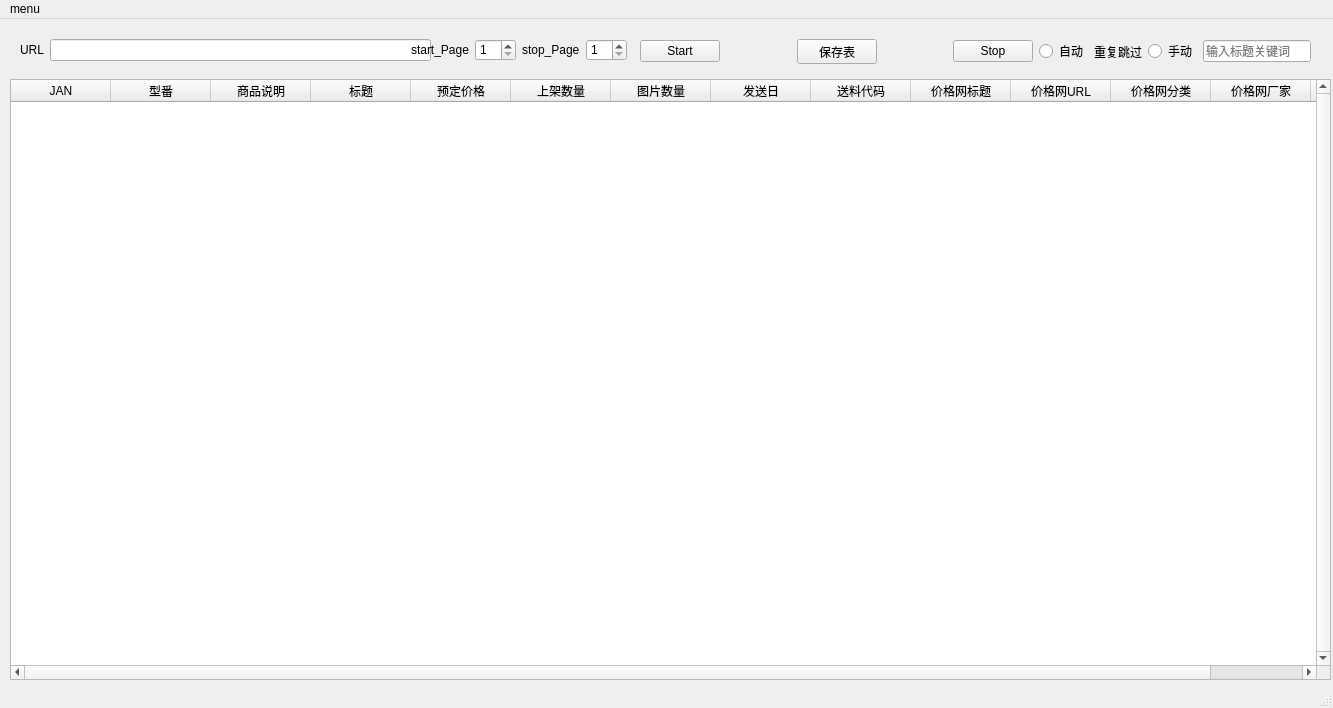
Above: 在库上架添写/kakaku_tab.ui from tiangtian0392/tiangtian before the change. Below: the same form after it.
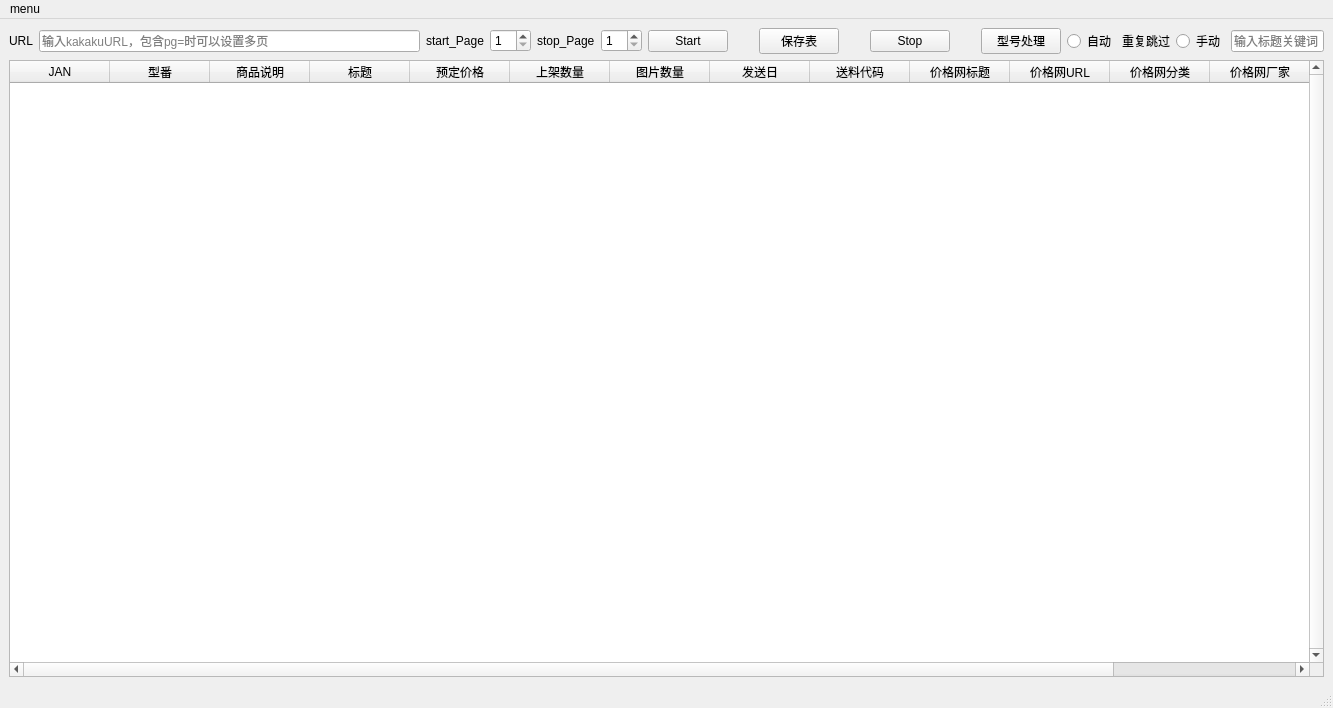
That is the form after the change.

```diff
--- a/在库上架添写/kakaku_tab.ui
+++ b/在库上架添写/kakaku_tab.ui
@@ -2,6 +2,9 @@
 <ui version="4.0">
  <class>MainWindow</class>
  <widget class="QMainWindow" name="MainWindow">
+  <property name="enabled">
+   <bool>true</bool>
+  </property>
   <property name="geometry">
    <rect>
     <x>0</x>
@@ -18,118 +21,16 @@
   </property>
   <property name="maximumSize">
    <size>
-    <width>1333</width>
-    <height>708</height>
+    <width>65535</width>
+    <height>65536</height>
    </size>
   </property>
   <property name="windowTitle">
    <string>MainWindow</string>
   </property>
   <widget class="QWidget" name="centralwidget">
-   <widget class="QTableWidget" name="tableWidget">
-    <property name="geometry">
-     <rect>
-      <x>10</x>
-      <y>60</y>
-      <width>1321</width>
-      <height>601</height>
-     </rect>
-    </property>
-    <property name="minimumSize">
-     <size>
-      <width>1261</width>
-      <height>0</height>
-     </size>
-    </property>
-    <property name="verticalScrollBarPolicy">
-     <enum>Qt::ScrollBarAlwaysOn</enum>
-    </property>
-    <property name="horizontalScrollBarPolicy">
-     <enum>Qt::ScrollBarAlwaysOn</enum>
-    </property>
-    <attribute name="horizontalHeaderDefaultSectionSize">
-     <number>100</number>
-    </attribute>
-    <column>
-     <property name="text">
-      <string>JAN</string>
-     </property>
-    </column>
-    <column>
-     <property name="text">
-      <string>型番</string>
-     </property>
-    </column>
-    <column>
-     <property name="text">
-      <string>商品说明</string>
-     </property>
-    </column>
-    <column>
-     <property name="text">
-      <string>标题</string>
-     </property>
-    </column>
-    <column>
-     <property name="text">
-      <string>预定价格</string>
-     </property>
-    </column>
-    <column>
-     <property name="text">
-      <string>上架数量</string>
-     </property>
-    </column>
-    <column>
-     <property name="text">
-      <string>图片数量</string>
-     </property>
-    </column>
-    <column>
-     <property name="text">
-      <string>发送日</string>
-     </property>
-    </column>
-    <column>
-     <property name="text">
-      <string>送料代码</string>
-     </property>
-    </column>
-    <column>
-     <property name="text">
-      <string>价格网标题</string>
-     </property>
-    </column>
-    <column>
-     <property name="text">
-      <string>价格网URL</string>
-     </property>
-    </column>
-    <column>
-     <property name="text">
-      <string>价格网分类</string>
-     </property>
-    </column>
-    <column>
-     <property name="text">
-      <string>价格网厂家</string>
-     </property>
-    </column>
-    <column>
-     <property name="text">
-      <string>图片链接</string>
-     </property>
-    </column>
-   </widget>
-   <widget class="QWidget" name="layoutWidget">
-    <property name="geometry">
-     <rect>
-      <x>20</x>
-      <y>20</y>
-      <width>607</width>
-      <height>22</height>
-     </rect>
-    </property>
+   <layout class="QGridLayout" name="gridLayout">
+    <item row="0" column="0">
     <layout class="QHBoxLayout" name="horizontalLayout">
      <item>
       <widget class="QLabel" name="label">
@@ -146,6 +47,9 @@
          <height>0</height>
         </size>
        </property>
+        <property name="placeholderText">
+         <string>输入kakakuURL，包含pg=时可以设置多页</string>
+        </property>
       </widget>
      </item>
      <item>
@@ -177,16 +81,8 @@
       </widget>
      </item>
     </layout>
-   </widget>
-   <widget class="QWidget" name="layoutWidget">
-    <property name="geometry">
-     <rect>
-      <x>640</x>
-      <y>20</y>
-      <width>671</width>
-      <height>25</height>
-     </rect>
-    </property>
+    </item>
+    <item row="0" column="1">
     <layout class="QHBoxLayout" name="horizontalLayout_2">
      <item>
       <widget class="QPushButton" name="start_Button">
@@ -235,6 +131,26 @@
        </property>
       </widget>
      </item>
+      <item>
+       <spacer name="horizontalSpacer_3">
+        <property name="orientation">
+         <enum>Qt::Horizontal</enum>
+        </property>
+        <property name="sizeHint" stdset="0">
+         <size>
+          <width>40</width>
+          <height>20</height>
+         </size>
+        </property>
+       </spacer>
+      </item>
+      <item>
+       <widget class="QPushButton" name="banhao_pushButton">
+        <property name="text">
+         <string>型号处理</string>
+        </property>
+       </widget>
+      </item>
      <item>
       <widget class="QRadioButton" name="auto_radioButton">
        <property name="text">
@@ -273,7 +189,97 @@
       </widget>
      </item>
     </layout>
-   </widget>
+    </item>
+    <item row="1" column="0" colspan="2">
+     <widget class="QTableWidget" name="tableWidget">
+      <property name="minimumSize">
+       <size>
+        <width>1261</width>
+        <height>0</height>
+       </size>
+      </property>
+      <property name="verticalScrollBarPolicy">
+       <enum>Qt::ScrollBarAlwaysOn</enum>
+      </property>
+      <property name="horizontalScrollBarPolicy">
+       <enum>Qt::ScrollBarAlwaysOn</enum>
+      </property>
+      <attribute name="horizontalHeaderDefaultSectionSize">
+       <number>100</number>
+      </attribute>
+      <column>
+       <property name="text">
+        <string>JAN</string>
+       </property>
+      </column>
+      <column>
+       <property name="text">
+        <string>型番</string>
+       </property>
+      </column>
+      <column>
+       <property name="text">
+        <string>商品说明</string>
+       </property>
+      </column>
+      <column>
+       <property name="text">
+        <string>标题</string>
+       </property>
+      </column>
+      <column>
+       <property name="text">
+        <string>预定价格</string>
+       </property>
+      </column>
+      <column>
+       <property name="text">
+        <string>上架数量</string>
+       </property>
+      </column>
+      <column>
+       <property name="text">
+        <string>图片数量</string>
+       </property>
+      </column>
+      <column>
+       <property name="text">
+        <string>发送日</string>
+       </property>
+      </column>
+      <column>
+       <property name="text">
+        <string>送料代码</string>
+       </property>
+      </column>
+      <column>
+       <property name="text">
+        <string>价格网标题</string>
+       </property>
+      </column>
+      <column>
+       <property name="text">
+        <string>价格网URL</string>
+       </property>
+      </column>
+      <column>
+       <property name="text">
+        <string>价格网分类</string>
+       </property>
+      </column>
+      <column>
+       <property name="text">
+        <string>价格网厂家</string>
+       </property>
+      </column>
+      <column>
+       <property name="text">
+        <string>图片链接</string>
+       </property>
+      </column>
+     </widget>
+    </item>
+   </layout>
   </widget>
   <widget class="QMenuBar" name="menubar">
    <property name="geometry">
```
Left out of the diff: 2 changed lines with no effect on the pictures. Lines whose indentation alone changed are shown as unchanged.
